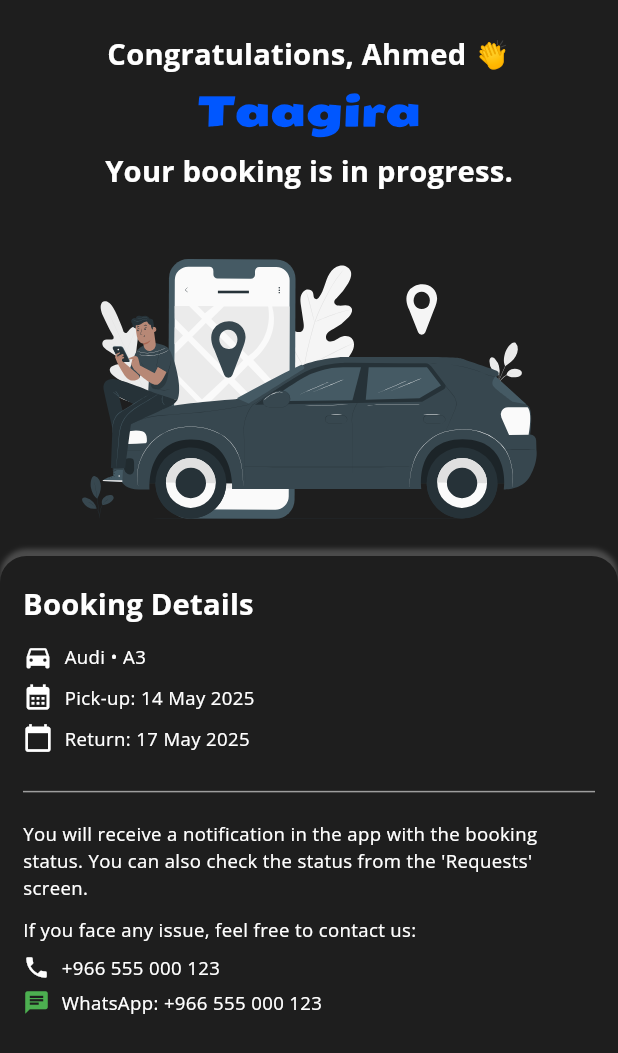
After one commit to MostafaQurany/Taagira, a Flutter app: the CarRentConfirmScreen screen opened directly, on a phone screen of 412 x 824 dp. The commit adds this screen. Shown: the top 1053 px of the screen. Run offline on Flutter 3.47's test engine with Material 3 defaults, Android fonts, the phone set to English and light mode, and no system bars; our stand-ins replace bloc, carousel_slider, cloud_firestore, firebase_auth, firebase_core, flutter_bloc and 10 more; accounts and stored records are empty.

Commit message:
assets 1- add rent_car_done.svg &  add rent_car_done_dark.svg { use in the request details screen} 2- add finsh_booking_victor.svg & add finsh_booking_victor_dark.svg { use in the car_rent_confirm_screen.dart} routes 1- add the string carRentConfirmScreen key 2- add carRentConfiemScreen in the AppRouter under the CarPickDataRentScreen helper 1- add the requestCollection string key 2- add the new images keys car -> ui 1- add the car_rent_confirm_screen.dart 2- edit the car_pick_data_rent_screen.dart where enable navigation to the car_rent_confirm_screen.dart car -> data 1- add rent_car_data_source.dart but need to reformat and relogic car -> cubit 1- add an empty cubit call RentCarCubit

```diff
--- a/lib/core/routes/app_router.dart
+++ b/lib/core/routes/app_router.dart
@@ -15,6 +15,7 @@
 import 'package:taggira/features/car/ui/car_card_details_screen.dart';
 import 'package:taggira/features/car/ui/car_home_screen.dart';
 import 'package:taggira/features/car/ui/car_pick_data_rent_screen.dart';
+import 'package:taggira/features/car/ui/car_rent_confirm_screen.dart';
 import 'package:taggira/features/car/ui/favorite_cars_screen.dart';
 import 'package:taggira/features/home/ui/home_layout.dart';
 import 'package:taggira/features/home/ui/splash_screen.dart';
@@ -181,7 +182,7 @@
         },
         routes: [
           GoRoute(
-            path: Routes.carPickDataRentScreen,
+            path: "/${Routes.carPickDataRentScreen}",
             name: Routes.carPickDataRentScreen,
             pageBuilder: (context, state) {
               final carModel = state.extra as CarModel;
@@ -190,6 +191,26 @@
                 child: CarPickDataRentScreen(carModel: carModel),
               );
             },
+            routes: [
+              GoRoute(
+                path: "/${Routes.carRentConfirmScreen}",
+                name: Routes.carRentConfirmScreen,
+                pageBuilder: (context, state) {
+                  // TODO: edit this where send reall data
+                  return MaterialPage(
+                    key: state.pageKey,
+                    child: const CarRentConfirmScreen(
+                      userName: "Ahmed",
+                      carModel: "A3",
+                      carBrand: "Audi",
+                      carColor: "Red",
+                      pickDate: "14 May 2025",
+                      returnDate: "17 May 2025",
+                    ),
+                  );
+                },
+              ),
+            ],
           ),
         ],
       ),
--- a/lib/core/routes/routes.dart
+++ b/lib/core/routes/routes.dart
@@ -10,4 +10,5 @@
   static const String addCarScreen = "addCarScreen";
   static const String carPickDataRentScreen = "carPickDataRentScreen";
   static const String favoriteCarsScreen = "FavoriteCarsScreen";
+  static const String carRentConfirmScreen = "CarRentConfirmScreen";
 }
--- a/lib/core/utils/helper/app_constance.dart
+++ b/lib/core/utils/helper/app_constance.dart
@@ -25,4 +25,5 @@
   static const String usersCollection = "users";
   static const String carsCollection = "cars";
   static const String favoritesCollection = "favorites";
+  static const String requestsCollection = "requests";
 }
--- a/lib/core/utils/helper/app_imges.dart
+++ b/lib/core/utils/helper/app_imges.dart
@@ -7,6 +7,8 @@
   static String personImagePlaceholder = _imagePath(
     'person_image_placeholder.png',
   );
+  static String carRentLight = _imagePath('car_rent_light.png');
+  static String carRentDark = _imagePath('car_rent_dark.png');
 
   static _imagePath(String imageName) {
     return 'assets/images/$imageName';
@@ -33,6 +35,14 @@
   static String mobileLoginDark = _imagePath('mobile_login_dark.svg');
   static String otpLoginDark = _imagePath('otp_login_dark.svg');
   static String otpLoginLight = _imagePath('otp_login.svg');
+  static String rentCarDoneDark = _imagePath('rent_car_done_dark.svg');
+  static String rentCarDoneLight = _imagePath('rent_car_done.svg');
+  static String finshBookingVictorDark = _imagePath(
+    'finsh_booking_victor_dark.svg',
+  );
+  static String finshBookingVictorLight = _imagePath(
+    'finsh_booking_victor.svg',
+  );
   static _imagePath(String imageName) {
     return 'assets/svg/$imageName';
   }
--- a/lib/features/auth/ui/screens/login/login_screen.dart
+++ b/lib/features/auth/ui/screens/login/login_screen.dart
@@ -223,4 +223,6 @@
       ),
     );
   }
+
+
 }
--- a/lib/features/auth/ui/screens/login/widgets/login_title_bar.dart
+++ b/lib/features/auth/ui/screens/login/widgets/login_title_bar.dart
@@ -15,14 +15,14 @@
       children: [
         Text(S.of(context).loginTo, style: Theme.of(context).textTheme.titleMedium),
         Text(
-          "Taagira",
+          S.of(context).taagira,
           style: Theme.of(context).textTheme.titleLarge!.copyWith(
             fontFamily: MyTextStyles.seymourOne,
             color: AppColors.primary,
           ),
         ),
         Text(
-          "With Phone Number",
+          S.of(context).withPhoneNumber,
           style: Theme.of(context).textTheme.titleMedium,
         ),
       ],
--- /dev/null
+++ b/lib/features/car/cubit/rent_car_cubit/cubit/rent_car_state.dart
@@ -0,0 +1,6 @@
+part of 'rent_car_cubit.dart';
+
+@freezed
+class RentCarState with _$RentCarState {
+  const factory RentCarState.initial() = _Initial;
+}
--- /dev/null
+++ b/lib/features/car/ui/car_rent_confirm_screen.dart
@@ -0,0 +1,160 @@
+import 'package:flutter/material.dart';
+import 'package:flutter_screenutil/flutter_screenutil.dart';
+import 'package:flutter_svg/svg.dart';
+import 'package:taggira/core/theme/app_colors.dart';
+import 'package:taggira/core/theme/app_text_styles.dart';
+import 'package:taggira/core/utils/helper/app_imges.dart';
+import 'package:taggira/core/utils/helper/extension.dart';
+import 'package:taggira/generated/l10n.dart';
+
+class CarRentConfirmScreen extends StatelessWidget {
+  //TODO: add save the request to pdf
+  final String userName;
+  final String carModel;
+  final String carBrand;
+  final String carColor;
+  final String pickDate;
+  final String returnDate;
+
+  const CarRentConfirmScreen({
+    super.key,
+    required this.userName,
+    required this.carModel,
+    required this.carBrand,
+    required this.carColor,
+    required this.pickDate,
+    required this.returnDate,
+  });
+
+  @override
+  Widget build(BuildContext context) {
+    return Scaffold(
+      body: SafeArea(
+        bottom: false,
+        child: ListView(
+          children: [
+            hSize(24),
+            Center(
+              child: Text(
+                "Congratulations, $userName 👏",
+                style: Theme.of(context).textTheme.titleMedium,
+              ),
+            ),
+            hSize(8),
+            Center(
+              child: Text(
+                S.of(context).taagira,
+                style: Theme.of(context).textTheme.titleLarge!.copyWith(
+                  fontFamily: MyTextStyles.seymourOne,
+                  color: AppColors.primary,
+                ),
+              ),
+            ),
+            hSize(8),
+            Center(
+              child: Text(
+                "Your booking is in progress.",
+                style: Theme.of(context).textTheme.titleMedium,
+              ),
+            ),
+            hSize(24),
+            Center(
+              child: SizedBox(
+                height: 250.h,
+                child: SvgPicture.asset(
+                  Theme.of(context).brightness == Brightness.light
+                      ? AppSVG.finshBookingVictorLight
+                      : AppSVG.finshBookingVictorDark,
+                  fit: BoxFit.contain,
+                ),
+              ),
+            ),
+            Container(
+              width: double.infinity,
+              decoration: BoxDecoration(
+                color: Theme.of(context).scaffoldBackgroundColor,
+                borderRadius: BorderRadius.only(
+                  topLeft: Radius.circular(20.r),
+                  topRight: Radius.circular(20.r),
+                ),
+                boxShadow: [
+                  BoxShadow(
+                    color:
+                        Theme.of(context).brightness == Brightness.light
+                            ? Colors.grey.withOpacity(0.2)
+                            : Colors.white.withOpacity(0.2),
+                    blurRadius: 2,
+                    offset: const Offset(0, -4),
+                  ),
+                ],
+              ),
+              padding: EdgeInsets.symmetric(horizontal: 16.w, vertical: 20.h),
+              child: Column(
+                crossAxisAlignment: CrossAxisAlignment.start,
+                children: [
+                  Text(
+                    "Booking Details",
+                    style: Theme.of(context).textTheme.titleMedium,
+                  ),
+                  hSize(12),
+                  Row(
+                    children: [
+                      const Icon(Icons.directions_car, size: 20),
+                      wSize(8),
+                      Text("$carBrand • $carModel  "),
+                    ],
+                  ),
+                  hSize(8),
+                  Row(
+                    children: [
+                      const Icon(Icons.calendar_month, size: 20),
+                      wSize(8),
+                      Text("Pick-up: $pickDate"),
+                    ],
+                  ),
+                  hSize(8),
+                  Row(
+                    children: [
+                      const Icon(Icons.calendar_today, size: 20),
+                      wSize(8),
+                      Text("Return: $returnDate"),
+                    ],
+                  ),
+                  hSize(20),
+                  const Divider(),
+                  hSize(12),
+                  Text(
+                    "You will receive a notification in the app with the booking status. You can also check the status from the 'Requests' screen.",
+                    style: Theme.of(context).textTheme.bodyMedium,
+                  ),
+                  hSize(12),
+                  Text(
+                    "If you face any issue, feel free to contact us:",
+                    style: Theme.of(context).textTheme.bodyMedium,
+                  ),
+                  hSize(8),
+                  Row(
+                    children: [
+                      const Icon(Icons.phone, size: 18),
+                      wSize(8),
+                      const Text("+966 555 000 123"),
+                    ],
+                  ),
+                  hSize(6),
+                  Row(
+                    children: [
+                      const Icon(Icons.chat, size: 18, color: Colors.green),
+                      wSize(8),
+                      const Text("WhatsApp: +966 555 000 123"),
+                    ],
+                  ),
+                  hSize(24),
+                ],
+              ),
+            ),
+          ],
+        ),
+      ),
+    );
+  }
+}
```
Also changed, not shown: lib/features/car/cubit/rent_car_cubit/cubit/rent_car_cubit.dart (added, +9 -0 lines), lib/features/car/data/rent_car_data_source.dart (added, +87 -0 lines), lib/features/car/ui/car_pick_data_rent_screen.dart (+8 -4 lines), assets/svg/finsh_booking_victor.svg (added), assets/svg/finsh_booking_victor_dark.svg (added), assets/svg/rent_car_done.svg (added), assets/svg/rent_car_done_dark.svg (added), lib/features/car/cubit/rent_car_cubit/cubit/rent_car_cubit.freezed.dart (added).
